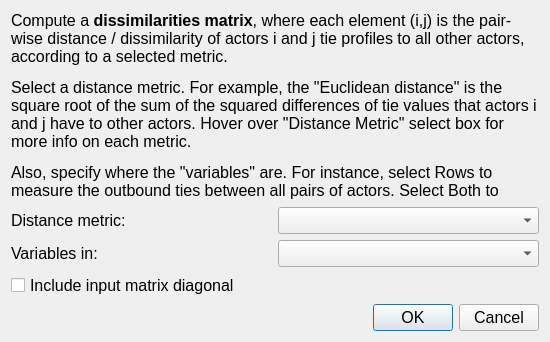
Old version of the form src/forms/dialogdissimilarities.ui in the repository socnetv/app.
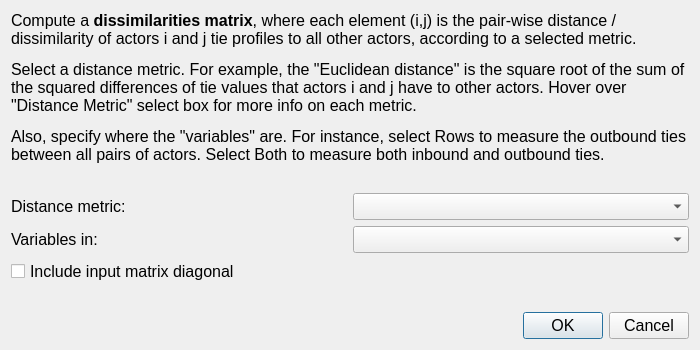
New version of the form.

Commit message: changed all forms geometry and reset font-size to 12pt

The edit to the form file:
```diff
--- a/src/forms/dialogdissimilarities.ui
+++ b/src/forms/dialogdissimilarities.ui
@@ -9,8 +9,8 @@
    <rect>
     <x>0</x>
     <y>0</y>
-    <width>550</width>
-    <height>342</height>
+    <width>700</width>
+    <height>350</height>
    </rect>
   </property>
   <property name="sizePolicy">
@@ -21,13 +21,13 @@
   </property>
   <property name="minimumSize">
    <size>
-    <width>550</width>
-    <height>340</height>
+    <width>700</width>
+    <height>350</height>
    </size>
   </property>
   <property name="maximumSize">
    <size>
-    <width>600</width>
+    <width>800</width>
     <height>600</height>
    </size>
   </property>
@@ -40,6 +40,58 @@
    <string>Tie profile dissimilarities</string>
   </property>
   <layout class="QGridLayout" name="gridLayout">
+   <item row="6" column="1">
+    <widget class="QDialogButtonBox" name="buttonBox">
+     <property name="font">
+      <font>
+       <pointsize>12</pointsize>
+      </font>
+     </property>
+     <property name="orientation">
+      <enum>Qt::Horizontal</enum>
+     </property>
+     <property name="standardButtons">
+      <set>QDialogButtonBox::Cancel|QDialogButtonBox::Ok</set>
+     </property>
+    </widget>
+   </item>
+   <item row="2" column="0" colspan="2">
+    <layout class="QHBoxLayout" name="horizontalLayout_3">
+     <item>
+      <widget class="QLabel" name="label_4">
+       <property name="font">
+        <font>
+         <pointsize>12</pointsize>
+        </font>
+       </property>
+       <property name="text">
+        <string>Distance metric:</string>
+       </property>
+      </widget>
+     </item>
+     <item>
+      <widget class="QComboBox" name="metricSelect">
+       <property name="minimumSize">
+        <size>
+         <width>200</width>
+         <height>0</height>
+        </size>
+       </property>
+       <property name="font">
+        <font>
+         <pointsize>12</pointsize>
+        </font>
+       </property>
+       <property name="focusPolicy">
+        <enum>Qt::StrongFocus</enum>
+       </property>
+       <property name="toolTip">
+        <string>&lt;html&gt;&lt;head/&gt;&lt;body&gt;&lt;p&gt;Select a matching method. &lt;/p&gt;&lt;p&gt;&lt;span style=&quot; font-weight:600;&quot;&gt;Exact Matches&lt;/span&gt;: Examines pairs of actors for exact tie or distance matches (present or absent) to other actors and returns a proportion to their overall ties. &lt;/p&gt;&lt;p&gt;&lt;span style=&quot; font-weight:600;&quot;&gt;Positive Matches (Jaccard/Co-citation)&lt;/span&gt;: Looks for same ties/distances reported by both actors. Returns the ratio to the total number of ties reported.&lt;/p&gt;&lt;p&gt;&lt;span style=&quot; font-weight:600;&quot;&gt;Hamming distance&lt;/span&gt;: Reports the number of ties/distances to other actors which differ between each pair of actors.&lt;/p&gt;&lt;p&gt;&lt;span style=&quot; font-weight:600;&quot;&gt;Cosine similarity&lt;/span&gt;: Computes the pair-wise similarity of actors as the dot product of their tie/distance vectors divided by the magnitude of these vectors. &lt;br/&gt;&lt;/p&gt;&lt;/body&gt;&lt;/html&gt;</string>
+       </property>
+      </widget>
+     </item>
+    </layout>
+   </item>
    <item row="0" column="0" colspan="2">
     <widget class="QLabel" name="description">
      <property name="sizePolicy">
@@ -70,44 +122,7 @@
      </property>
     </widget>
    </item>
-   <item row="1" column="0" colspan="2">
-    <layout class="QHBoxLayout" name="horizontalLayout_3">
-     <item>
-      <widget class="QLabel" name="label_4">
-       <property name="font">
-        <font>
-         <pointsize>12</pointsize>
-        </font>
-       </property>
-       <property name="text">
-        <string>Distance metric:</string>
-       </property>
-      </widget>
-     </item>
-     <item>
-      <widget class="QComboBox" name="metricSelect">
-       <property name="minimumSize">
-        <size>
-         <width>200</width>
-         <height>0</height>
-        </size>
-       </property>
-       <property name="font">
-        <font>
-         <pointsize>12</pointsize>
-        </font>
-       </property>
-       <property name="focusPolicy">
-        <enum>Qt::StrongFocus</enum>
-       </property>
-       <property name="toolTip">
-        <string>&lt;html&gt;&lt;head/&gt;&lt;body&gt;&lt;p&gt;Select a matching method. &lt;/p&gt;&lt;p&gt;&lt;span style=&quot; font-weight:600;&quot;&gt;Exact Matches&lt;/span&gt;: Examines pairs of actors for exact tie or distance matches (present or absent) to other actors and returns a proportion to their overall ties. &lt;/p&gt;&lt;p&gt;&lt;span style=&quot; font-weight:600;&quot;&gt;Positive Matches (Jaccard/Co-citation)&lt;/span&gt;: Looks for same ties/distances reported by both actors. Returns the ratio to the total number of ties reported.&lt;/p&gt;&lt;p&gt;&lt;span style=&quot; font-weight:600;&quot;&gt;Hamming distance&lt;/span&gt;: Reports the number of ties/distances to other actors which differ between each pair of actors.&lt;/p&gt;&lt;p&gt;&lt;span style=&quot; font-weight:600;&quot;&gt;Cosine similarity&lt;/span&gt;: Computes the pair-wise similarity of actors as the dot product of their tie/distance vectors divided by the magnitude of these vectors. &lt;br/&gt;&lt;/p&gt;&lt;/body&gt;&lt;/html&gt;</string>
-       </property>
-      </widget>
-     </item>
-    </layout>
-   </item>
-   <item row="2" column="0" colspan="2">
+   <item row="3" column="0" colspan="2">
     <layout class="QHBoxLayout" name="horizontalLayout_2">
      <item>
       <widget class="QLabel" name="label_3">
@@ -144,7 +159,25 @@
      </item>
     </layout>
    </item>
-   <item row="3" column="0">
+   <item row="5" column="1">
+    <spacer name="verticalSpacer">
+     <property name="font">
+      <font>
+       <pointsize>12</pointsize>
+      </font>
+     </property>
+     <property name="orientation">
+      <enum>Qt::Vertical</enum>
+     </property>
+     <property name="sizeHint" stdset="0">
+      <size>
+       <width>20</width>
+       <height>20</height>
+      </size>
+     </property>
+    </spacer>
+   </item>
+   <item row="4" column="0">
     <widget class="QCheckBox" name="diagonalCheckBox">
      <property name="font">
       <font>
@@ -159,39 +192,19 @@
      </property>
     </widget>
    </item>
-   <item row="4" column="1">
-    <spacer name="verticalSpacer">
-     <property name="font">
-      <font>
-       <pointsize>12</pointsize>
-      </font>
-     </property>
+   <item row="1" column="0" colspan="2">
+    <spacer name="verticalSpacer_2">
      <property name="orientation">
       <enum>Qt::Vertical</enum>
      </property>
      <property name="sizeHint" stdset="0">
       <size>
        <width>20</width>
-       <height>20</height>
+       <height>15</height>
       </size>
      </property>
     </spacer>
    </item>
-   <item row="5" column="1">
-    <widget class="QDialogButtonBox" name="buttonBox">
-     <property name="font">
-      <font>
-       <pointsize>12</pointsize>
-      </font>
-     </property>
-     <property name="orientation">
-      <enum>Qt::Horizontal</enum>
-     </property>
-     <property name="standardButtons">
-      <set>QDialogButtonBox::Cancel|QDialogButtonBox::Ok</set>
-     </property>
-    </widget>
-   </item>
   </layout>
  </widget>
  <resources/>
```
The commit also changes 17 other files.
